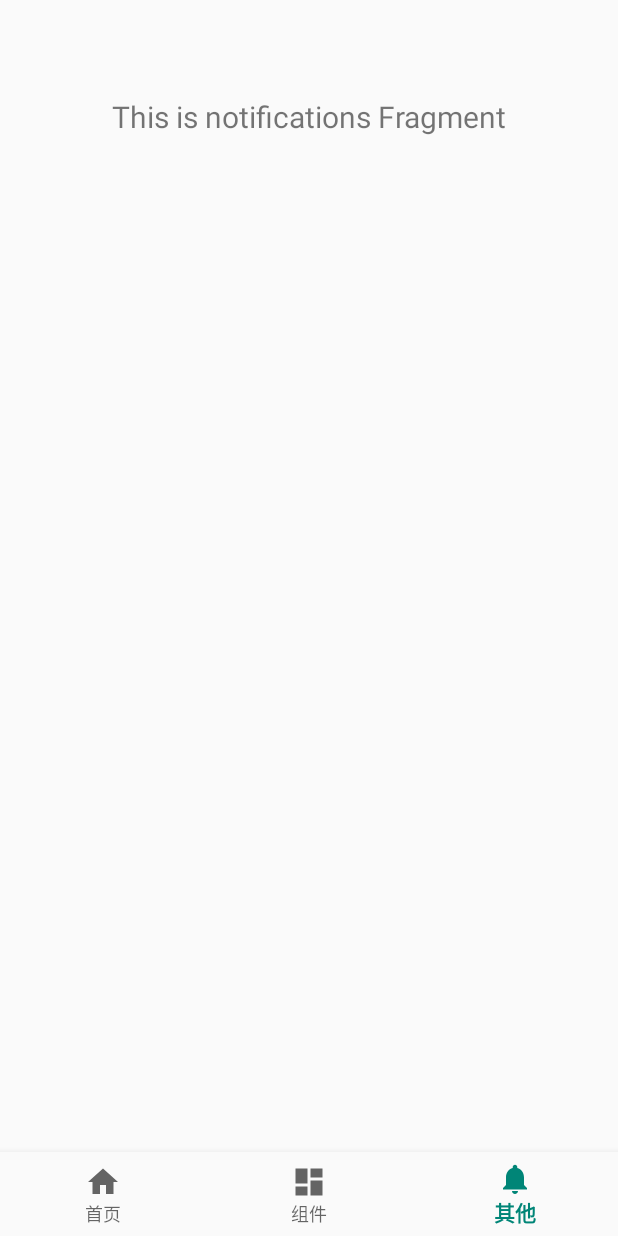
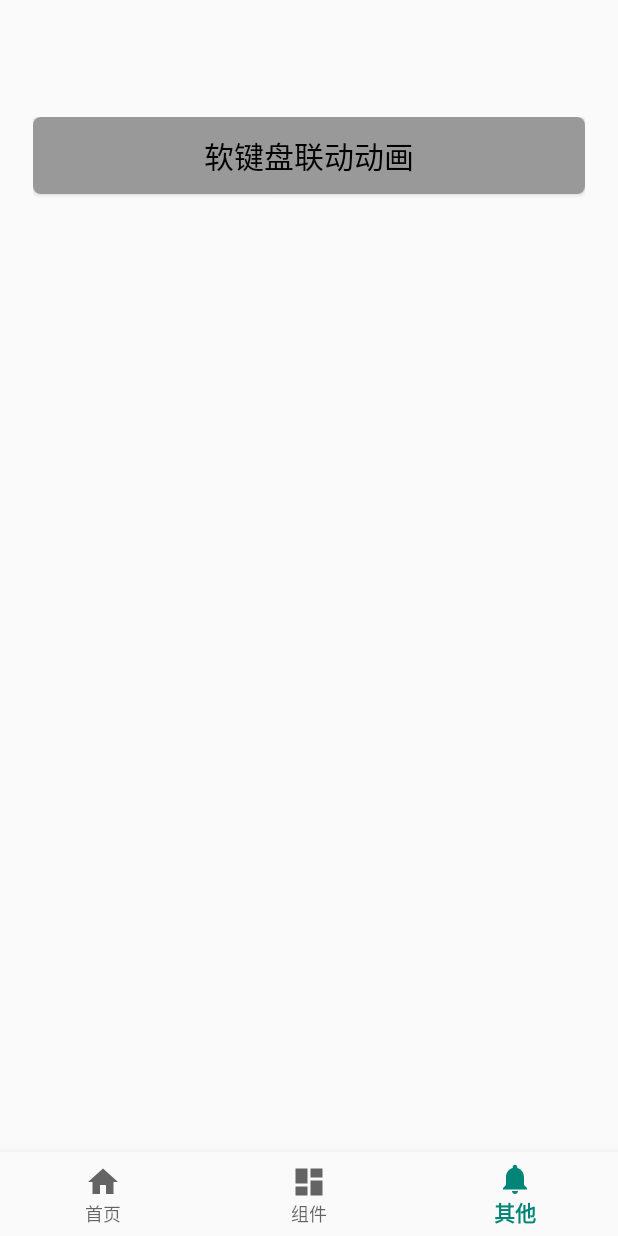
Before and after one commit to yixi195/JetpackDemo, an Android app: the screen it shows after launch (MainActivity), item 3 of the bottom bar chosen, on a phone screen of 412 x 824 dp. Run offline under Robolectric (Android 15) with nearby library versions, the phone set to English and light mode, and no system bars; our stand-ins replace Dagger/Hilt's generated code, navigation-ui.

Commit message:
软键盘View联动动画

```diff
--- a/app/src/main/AndroidManifest.xml
+++ b/app/src/main/AndroidManifest.xml
@@ -19,6 +19,7 @@
         android:theme="@style/AppTheme">
         <activity
             android:name=".MainActivity"
+            android:exported="true"
             android:label="@string/app_name">
             <intent-filter>
                 <action android:name="android.intent.action.MAIN" />
@@ -39,6 +40,8 @@
         <activity android:name=".home.activity.ThreadTestActivity" />
         <activity android:name=".home.activity.AnimationActivity" />
         <activity android:name=".architecture.koin.KoinSamActivity" />
+        <activity android:name=".other.keyboard.SoftKeyboardAnimActivity"
+            android:windowSoftInputMode="adjustResize|stateHidden"/>
 
 
         <!-- Andorid7.0 -->
--- a/app/src/main/java/com/ysl/project/App.kt
+++ b/app/src/main/java/com/ysl/project/App.kt
@@ -9,6 +9,7 @@ import com.ysl.fastframe.utils.hilog.HiLogManager
 import com.ysl.project.architecture.hint.HiltTest
 import com.ysl.project.architecture.koin.di.netWorkModule
 import com.ysl.project.architecture.koin.di.testModule
+import com.ysl.project.module.keyboard.SystemUiControll
 import dagger.hilt.android.HiltAndroidApp
 import org.koin.android.ext.koin.androidContext
 import org.koin.android.ext.koin.androidFileProperties
@@ -58,5 +59,8 @@ class App : BaseApplication() {
             androidFileProperties() //允许读取 默认名字为koin.properties,你也可以直接重新设置名称
             modules(netWorkModule,testModule) //加载注入的module
         }
+
+        //keyboard
+        SystemUiControll.getInstence().register(this@App)
     }
 }
--- a/app/src/main/java/com/ysl/project/home/activity/ThreadTestActivity.kt
+++ b/app/src/main/java/com/ysl/project/home/activity/ThreadTestActivity.kt
@@ -228,7 +228,7 @@ class ThreadTestActivity : BaseActivity() {
             .awaitTerminalEvent() //等待直到接收到任何终端事件
     }
 
-    //Coroutine
+    //Coroutine协程
     fun test_coroutine(view : View) {
         runBlocking {
             val c1 = async(Dispatchers.IO) {
--- /dev/null
+++ b/app/src/main/java/com/ysl/project/module/keyboard/SystemUiControll.java
@@ -0,0 +1,68 @@
+package com.ysl.project.module.keyboard;
+
+import android.app.Application;
+import android.util.Log;
+import android.view.View;
+import android.widget.EditText;
+
+import androidx.core.view.ViewCompat;
+import androidx.core.view.WindowInsetsAnimationCompat;
+import com.ysl.project.module.keyboard.callback.LifecycleCallbacks;
+import com.ysl.project.module.keyboard.callback.RootViewDeferringInsetsCallback;
+import com.ysl.project.module.keyboard.callback.ViewAutoMoveCallback;
+import com.ysl.project.module.keyboard.listener.KeyboardListener;
+
+
+public class SystemUiControll {
+
+
+    private static final SystemUiControll systemUiControll = new SystemUiControll();
+
+    private SystemUiControll() {
+
+    }
+
+    public static SystemUiControll getInstence() {
+        return systemUiControll;
+    }
+
+    private LifecycleCallbacks lifecycleCallbacks;
+
+    public void register(Application application) {
+        lifecycleCallbacks = new LifecycleCallbacks();
+        application.registerActivityLifecycleCallbacks(lifecycleCallbacks);
+    }
+
+
+    public void setKeyBoardListener(KeyboardListener keyBoardListener) {
+        RootViewDeferringInsetsCallback rootViewInsetsCallback = new RootViewDeferringInsetsCallback(WindowInsetsAnimationCompat.Callback.DISPATCH_MODE_CONTINUE_ON_SUBTREE, keyBoardListener);
+        ViewCompat.setOnApplyWindowInsetsListener(lifecycleCallbacks.getDecorView(), rootViewInsetsCallback);
+        ViewCompat.setWindowInsetsAnimationCallback(lifecycleCallbacks.getDecorView(), rootViewInsetsCallback);
+
+    }
+
+    public void setAutoMoveView(View... views) {
+        for (View view : views) {
+            setAutoMoveView(view);
+        }
+    }
+
+    public void setAutoMoveView(View view) {
+        ViewAutoMoveCallback viewAutoMoveCallback = new ViewAutoMoveCallback(WindowInsetsAnimationCompat.Callback.DISPATCH_MODE_STOP, view);
+        ViewCompat.setWindowInsetsAnimationCallback(view, viewAutoMoveCallback);
+    }
+
+
+    public void showOrHideKeyBoard(EditText editText) {
+
+        boolean visible = lifecycleCallbacks.isVisible(UiType.KEYBOARY);
+        if (visible) {
+            lifecycleCallbacks.getController().hide(UiType.KEYBOARY);
+        } else {
+            editText.requestFocus();
+            lifecycleCallbacks.getController().show(UiType.KEYBOARY);
+        }
+    }
+
+
+}
--- /dev/null
+++ b/app/src/main/java/com/ysl/project/module/keyboard/callback/LifecycleCallbacks.java
@@ -0,0 +1,79 @@
+package com.ysl.project.module.keyboard.callback;
+
+import android.app.Activity;
+import android.app.Application;
+import android.os.Bundle;
+import android.util.Log;
+import android.view.View;
+
+import androidx.annotation.NonNull;
+import androidx.annotation.Nullable;
+import androidx.core.view.ViewCompat;
+import androidx.core.view.WindowCompat;
+import androidx.core.view.WindowInsetsControllerCompat;
+
+import java.util.ArrayList;
+import java.util.List;
+
+public class LifecycleCallbacks implements Application.ActivityLifecycleCallbacks {
+
+
+    private View decorView;
+    private WindowInsetsControllerCompat controller;
+
+    public View getDecorView() {
+        return decorView;
+    }
+
+    public WindowInsetsControllerCompat getController() {
+        return controller;
+    }
+
+    private final List<Activity> activities = new ArrayList<>();
+
+    @Override
+    public void onActivityCreated(@NonNull Activity activity, @Nullable Bundle savedInstanceState) {
+        activities.add(activity);
+        decorView = activity.getWindow().getDecorView();
+        controller = WindowCompat.getInsetsController(activity.getWindow(), decorView);
+
+    }
+
+    @Override
+    public void onActivityStarted(@NonNull Activity activity) {
+
+    }
+
+    @Override
+    public void onActivityResumed(@NonNull Activity activity) {
+
+    }
+
+    @Override
+    public void onActivityPaused(@NonNull Activity activity) {
+
+    }
+
+    @Override
+    public void onActivityStopped(@NonNull Activity activity) {
+
+    }
+
+    @Override
+    public void onActivitySaveInstanceState(@NonNull Activity activity, @NonNull Bundle outState) {
+
+    }
+
+    public boolean isVisible(int type){
+       return  ViewCompat.getRootWindowInsets(decorView).isVisible(type);
+    }
+
+    @Override
+    public void onActivityDestroyed(@NonNull Activity activity) {
+        activities.remove(activity);
+        if (activities.size() == 0) {
+            decorView = null;
+            controller = null;
+        }
+    }
+}
--- /dev/null
+++ b/app/src/main/java/com/ysl/project/module/keyboard/listener/KeyboardListener.java
@@ -0,0 +1,7 @@
+package com.ysl.project.module.keyboard.listener;
+
+public interface KeyboardListener {
+    void onKeyBoardAnimStart();
+    void onKeyBoardHeightChange(int height);
+    void onKeyBoardAnimEnd();
+}
--- a/app/src/main/java/com/ysl/project/other/NotificationsFragment.kt
+++ b/app/src/main/java/com/ysl/project/other/NotificationsFragment.kt
@@ -1,36 +1,20 @@
 package com.ysl.project.other
 
-import android.os.Bundle
-import android.view.LayoutInflater
+import android.content.Intent
 import android.view.View
-import android.view.ViewGroup
-import android.widget.TextView
-import androidx.fragment.app.Fragment
-import androidx.lifecycle.Observer
-import androidx.lifecycle.ViewModelProviders
+import com.ysl.fastframe.base.fragment.BaseVMFragment
 import com.ysl.project.R
+import com.ysl.project.other.keyboard.SoftKeyboardAnimActivity
+import kotlinx.android.synthetic.main.fragment_notifications.*
 
-class NotificationsFragment : Fragment() {
+class NotificationsFragment : BaseVMFragment<NotificationsViewModel>() {
 
-    private lateinit var notificationsViewModel: NotificationsViewModel
+    override fun getContentView(): Int = R.layout.fragment_notifications
 
-    override fun onCreateView(
-        inflater: LayoutInflater,
-        container: ViewGroup?,
-        savedInstanceState: Bundle?
-    ): View? {
-        notificationsViewModel =
-            ViewModelProviders.of(this).get(NotificationsViewModel::class.java)
-        val root = inflater.inflate(R.layout.fragment_notifications, container, false)
-        val textView: TextView = root.findViewById(R.id.text_notifications)
-        notificationsViewModel.text.observe(this, Observer {
-            textView.text = it
-        })
-        return root
+    override fun initView(view: View) {
+        btn_keyboard.setOnClickListener {
+            startActivity(Intent(requireActivity(),SoftKeyboardAnimActivity::class.java))
+        }
     }
 
-    override fun onCreate(savedInstanceState: Bundle?) {
-        super.onCreate(savedInstanceState)
-
-    }
 }
--- a/app/src/main/java/com/ysl/project/other/NotificationsViewModel.kt
+++ b/app/src/main/java/com/ysl/project/other/NotificationsViewModel.kt
@@ -3,8 +3,9 @@ package com.ysl.project.other
 import androidx.lifecycle.LiveData
 import androidx.lifecycle.MutableLiveData
 import androidx.lifecycle.ViewModel
+import com.ysl.fastframe.base.viewmodel.BaseViewModel
 
-class NotificationsViewModel : ViewModel() {
+class NotificationsViewModel : BaseViewModel() {
 
     private var _text = MutableLiveData<String>().apply {
         value = "This is notifications Fragment"
--- a/app/src/main/res/layout/fragment_notifications.xml
+++ b/app/src/main/res/layout/fragment_notifications.xml
@@ -2,18 +2,16 @@
 <androidx.constraintlayout.widget.ConstraintLayout xmlns:android="http://schemas.android.com/apk/res/android"
     xmlns:app="http://schemas.android.com/apk/res-auto"
     android:layout_width="match_parent"
-    android:layout_height="match_parent">
-
-    <TextView
-        android:id="@+id/text_notifications"
-        android:layout_width="match_parent"
-        android:layout_height="wrap_content"
-        android:layout_marginStart="8dp"
-        android:layout_marginTop="8dp"
-        android:layout_marginEnd="8dp"
-        android:textAlignment="center"
-        android:textSize="20sp"
-        app:layout_constraintEnd_toEndOf="parent"
-        app:layout_constraintStart_toStartOf="parent"
+    android:layout_height="match_parent"
+    android:paddingLeft="@dimen/dp_20"
+    android:paddingRight="@dimen/dp_20"
+    android:paddingTop="@dimen/dp_20"
+    android:paddingBottom="@dimen/dp_20">
+    <Button
+        android:id="@+id/btn_keyboard"
+        style="@style/NormalButton"
+        android:text="软键盘联动动画"
+        app:layout_constraintLeft_toLeftOf="parent"
+        app:layout_constraintRight_toRightOf="parent"
         app:layout_constraintTop_toTopOf="parent" />
 </androidx.constraintlayout.widget.ConstraintLayout>
--- a/build.gradle
+++ b/build.gradle
@@ -5,6 +5,7 @@ buildscript {
     apply from: 'config.gradle'
 
     repositories {
+        maven { url "https://jitpack.io" }
         maven{ url = "http://maven.aliyun.com/nexus/content/groups/public/" }
         maven { url 'https://maven.aliyun.com/repository/google' }
         maven { url 'https://maven.aliyun.com/repository/jcenter' }
@@ -21,14 +22,15 @@ buildscript {
         classpath 'com.google.dagger:hilt-android-gradle-plugin:2.28-alpha'
         // NOTE: Do not place your application dependencies here; they belong
         // in the individual module build.gradle files
-
+        //隐私合规插件依赖
+//        classpath 'com.github.allenymt.PrivacySentry:plugin-sentry:1.1.0'
     }
 }
 
 allprojects {
     repositories {
+        maven { url "https://jitpack.io" }
         maven{ url = "http://maven.aliyun.com/nexus/content/groups/public/" }
-        maven { url "https://jitpack.io" }
 //        maven {
 //            url 'https://dl.bintray.com/crab/baidu'
 //        }
--- a/config.gradle
+++ b/config.gradle
@@ -37,7 +37,7 @@ ext {
     truthVersion = '0.42'
     testExtJunit = '1.1.0'
     uiAutomatorVersion = '2.2.0'
-    workVersion = '2.1.0'
+    workVersion = '2.7.1'
     vectordrawable = '1.0.1'
     retrofit = '2.6.1'
     rxandroid = '2.1.1'
```
Also changed, not shown: app/build.gradle (+13 -1 lines), app/src/main/java/com/ysl/project/module/keyboard/UiType.java (added, +12 -0 lines), app/src/main/java/com/ysl/project/module/keyboard/callback/RootViewDeferringInsetsCallback.java (added, +84 -0 lines), app/src/main/java/com/ysl/project/module/keyboard/callback/ViewAutoMoveCallback.java (added, +70 -0 lines), app/src/main/java/com/ysl/project/other/keyboard/SoftKeyboardAnimActivity.kt (added, +22 -0 lines), app/src/main/res/drawable/ic_send.xml (added, +27 -0 lines), app/src/main/res/layout/activity_soft_keyboard.xml (added, +43 -0 lines), 2 other files.
